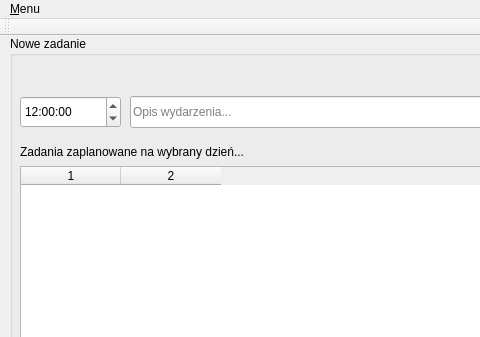
Old version of the form terminarz/mainwindow.ui in the repository awojcik64/terminarz; both pictures show x 0 to 480 and y 0 to 337 of the 1181 by 511 pixel window.
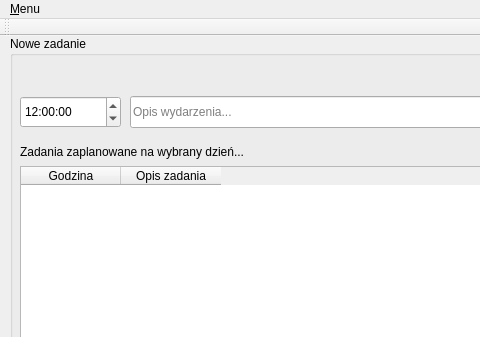
New version of the form.

Commit message: kolejne drobne zmiany

Patch:
```diff
--- a/terminarz/mainwindow.ui
+++ b/terminarz/mainwindow.ui
@@ -106,8 +106,16 @@
      <property name="columnCount">
       <number>2</number>
      </property>
-     <column/>
-     <column/>
+     <column>
+      <property name="text">
+       <string>Godzina</string>
+      </property>
+     </column>
+     <column>
+      <property name="text">
+       <string>Opis zadania</string>
+      </property>
+     </column>
     </widget>
    </widget>
    <widget class="QCalendarWidget" name="calendarWidget">
```
The commit also changes 2 other files.
